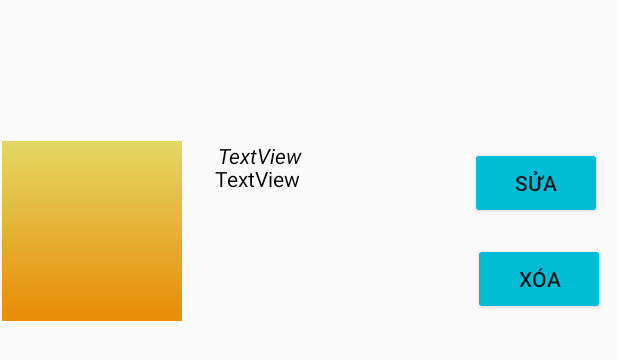
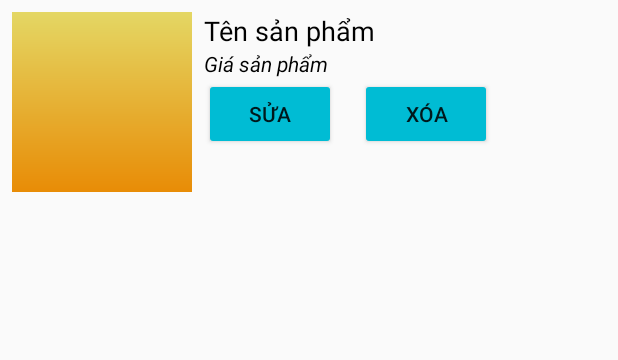
Before and after one commit to MinhThinhrine/MobileProject, an Android app: the layout single_product.xml on its own in the app's theme, with its tools: preview values and no code run, on a phone screen of 412 x 824 dp. Shown: the top 360 px of the screen. Run offline under Robolectric (Android 15) with nearby library versions, the phone set to English and light mode, and no system bars.

Commit message:
update final
hehehe

```diff
--- a/app/src/main/java/com/example/appbanthietbidientu/Activity/manageUser.java
+++ b/app/src/main/java/com/example/appbanthietbidientu/Activity/manageUser.java
@@ -107,9 +107,9 @@ public class manageUser extends AppCompatActivity {
 
     private void anhxa() {
         txview = findViewById(R.id.numuser);
+        toolbar = findViewById(R.id.toolbar);
         buttonadd = findViewById(R.id.them);
         recyclerView = findViewById(R.id.listUser);
-        toolbar = findViewById(R.id.toolbar);
         userAdapter = new userAdapter(userList);
     }
 }
--- a/app/src/main/res/layout/single_product.xml
+++ b/app/src/main/res/layout/single_product.xml
@@ -1,91 +1,60 @@
 <?xml version="1.0" encoding="utf-8"?>
-<androidx.constraintlayout.widget.ConstraintLayout xmlns:android="http://schemas.android.com/apk/res/android"
+<LinearLayout xmlns:android="http://schemas.android.com/apk/res/android"
     xmlns:app="http://schemas.android.com/apk/res-auto"
     xmlns:tools="http://schemas.android.com/tools"
     android:layout_width="match_parent"
-    android:layout_height="match_parent">
+    android:layout_height="wrap_content"
+    android:orientation="horizontal"
+    android:padding="8dp">
+
+    <ImageView
+        android:id="@+id/anhsp"
+        android:layout_width="120dp"
+        android:layout_height="120dp"
+        android:layout_marginEnd="8dp"
+        android:background="@drawable/background_login" />
 
     <LinearLayout
-        android:layout_width="409dp"
-        android:layout_height="120dp"
-        android:layout_marginStart="1dp"
-        android:layout_marginTop="1dp"
-        android:layout_marginEnd="1dp"
-        android:layout_marginBottom="610dp"
-        android:orientation="horizontal"
-        app:layout_constraintBottom_toBottomOf="parent"
-        app:layout_constraintEnd_toEndOf="parent"
-        app:layout_constraintHorizontal_bias="1.0"
-        app:layout_constraintStart_toStartOf="parent"
-        app:layout_constraintTop_toTopOf="parent"
-        app:layout_constraintVertical_bias="1.0">
+        android:layout_width="0dp"
+        android:layout_height="wrap_content"
+        android:layout_weight="1"
+        android:orientation="vertical">
 
-        <ImageView
-            android:id="@+id/imageView3"
-            android:layout_width="120dp"
-            android:layout_height="120dp"
-            android:background="@drawable/background_login" />
+        <TextView
+            android:id="@+id/Ten_pd"
+            android:layout_width="wrap_content"
+            android:layout_height="wrap_content"
+            android:text="Tên sản phẩm"
+            android:textColor="#000000"
+            android:textSize="18sp" />
 
-        <androidx.constraintlayout.widget.ConstraintLayout
-            android:layout_width="match_parent"
-            android:layout_height="match_parent">
+        <TextView
+            android:id="@+id/giapd"
+            android:layout_width="wrap_content"
+            android:layout_height="wrap_content"
+            android:text="Giá sản phẩm"
+            android:textColor="#000000"
+            android:textStyle="italic" />
 
-            <TextView
-                android:id="@+id/Ten_pd"
-                android:layout_width="132dp"
-                android:layout_height="31dp"
-                android:layout_marginStart="16dp"
-                android:layout_marginEnd="8dp"
-                android:layout_marginBottom="73dp"
-                android:text="TextView"
-                android:textColor="#000000"
-                app:layout_constraintBottom_toBottomOf="parent"
-                app:layout_constraintEnd_toStartOf="@+id/button"
-                app:layout_constraintStart_toStartOf="parent"
-                app:layout_constraintTop_toBottomOf="@+id/button"
-                app:layout_constraintVertical_bias="1.0" />
+        <LinearLayout
+            android:layout_width="wrap_content"
+            android:layout_height="wrap_content"
+            android:orientation="horizontal">
 
             <Button
                 android:id="@+id/button"
                 android:layout_width="wrap_content"
                 android:layout_height="wrap_content"
-                android:layout_marginStart="24dp"
-                android:layout_marginTop="24dp"
-                android:layout_marginEnd="3dp"
-                android:layout_marginBottom="8dp"
-                android:backgroundTint="#00BCD4"
                 android:text="Sửa"
-                app:layout_constraintBottom_toTopOf="@+id/button2"
-                app:layout_constraintEnd_toEndOf="parent"
-                app:layout_constraintHorizontal_bias="0.0"
-                app:layout_constraintStart_toEndOf="@+id/Ten_pd"
-                app:layout_constraintTop_toTopOf="parent" />
+                android:backgroundTint="#00BCD4" />
 
             <Button
                 android:id="@+id/button2"
                 android:layout_width="wrap_content"
                 android:layout_height="wrap_content"
-                android:layout_marginStart="190dp"
-                android:layout_marginTop="8dp"
-                android:layout_marginEnd="3dp"
-                android:layout_marginBottom="24dp"
-                android:backgroundTint="#00BCD4"
                 android:text="Xóa"
-                app:layout_constraintBottom_toBottomOf="parent"
-                app:layout_constraintEnd_toEndOf="parent"
-                app:layout_constraintStart_toStartOf="parent"
-                app:layout_constraintTop_toBottomOf="@+id/button" />
-
-            <TextView
-                android:id="@+id/textView4"
-                android:layout_width="88dp"
-                android:layout_height="28dp"
-                android:layout_marginStart="24dp"
-                android:text="TextView"
-                android:textColor="#000000"
-                android:textStyle="italic"
-                app:layout_constraintStart_toStartOf="parent"
-                tools:layout_editor_absoluteY="70dp" />
-        </androidx.constraintlayout.widget.ConstraintLayout>
+                android:layout_marginStart="16dp"
+                android:backgroundTint="#00BCD4" />
+        </LinearLayout>
     </LinearLayout>
-</androidx.constraintlayout.widget.ConstraintLayout>
+</LinearLayout>
```
Also changed, not shown: app/src/main/AndroidManifest.xml (+8 -8 lines), app/src/main/java/com/example/appbanthietbidientu/Activity/HomeAdmin.java (+23 -0 lines), app/src/main/java/com/example/appbanthietbidientu/Activity/manageProduct.java (added, +107 -0 lines), app/src/main/java/com/example/appbanthietbidientu/Adapter/prdAdminAdapter.java (added, +71 -0 lines), app/src/main/java/com/example/appbanthietbidientu/Adapter/userAdapter.java (+14 -14 lines), app/src/main/res/layout/activity_manage_product.xml (+45 -57 lines), 1 other file.
